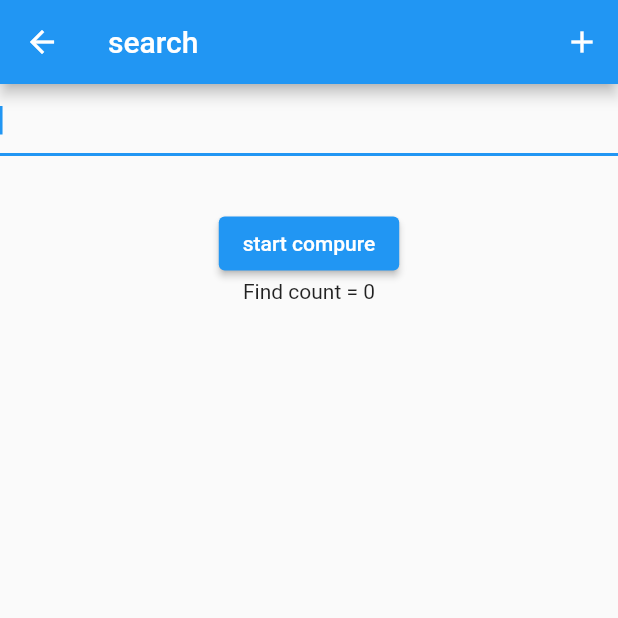
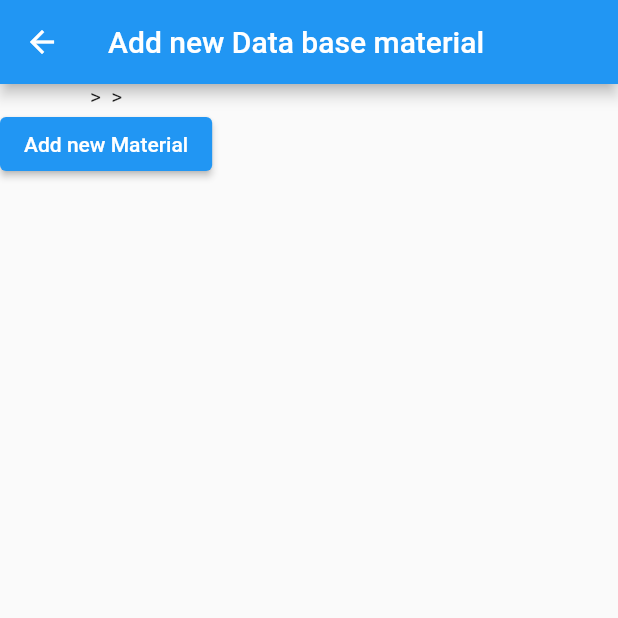
Before and after one commit to a-dev-mobile/Materials, a Flutter app: the SearchPage screen opened by its route, after a tap on the "add" icon, on a phone screen of 412 x 824 dp, the top half of it. Run offline on Flutter 3.47's test engine with Material 2 defaults, Android fonts, the phone set to English and light mode, and no system bars; our stand-ins replace cloud_firestore, firebase_core, firebase_database, firebase_remote_config, get, logger and 1 more; accounts and stored records are empty; generated files the repository leaves out were written again.

Commit message:
add new page

```diff
--- a/lib/pages/1_2_search/view/search_page.dart
+++ b/lib/pages/1_2_search/view/search_page.dart
@@ -18,7 +18,13 @@ class SearchPage extends StatelessWidget {
     return Scaffold(
       appBar: AppBar(
         title: const Text('search'),
-        actions: [IconButton(onPressed: () {}, icon: const Icon(Icons.add))],
+        actions: [
+          IconButton(
+              onPressed: () {
+                Get.toNamed(Routes.add);
+              },
+              icon: const Icon(Icons.add))
+        ],
       ),
       body: Column(
         children: [
--- /dev/null
+++ b/lib/pages/1_3_add/controller/add_c.dart
@@ -0,0 +1,19 @@
+import 'package:cloud_firestore/cloud_firestore.dart';
+import 'package:get/get.dart';
+import 'package:materials/utils/logger.dart';
+
+class AddController extends GetxController {
+  static AddController get to => Get.find();
+  CollectionReference _addMaterialRef =
+      FirebaseFirestore.instance.collection('add_material');
+
+  Future<void> addMaterialToBase({String name = '', String desc = ''}) async {
+    _addMaterialRef
+        .add({
+          'name': name,
+          'desc': desc,
+        })
+        .then((value) => logger.w('add material'))
+        .catchError((error) => logger.e("Failed to add : $error"));
+  }
+}
--- /dev/null
+++ b/lib/pages/1_3_add/models/add_model.dart
@@ -0,0 +1,6 @@
+class AddModel {
+  final String name;
+  final String desc;
+
+  AddModel({required this.name, required this.desc});
+}
--- /dev/null
+++ b/lib/pages/1_3_add/view/add_p.dart
@@ -0,0 +1,30 @@
+import 'package:flutter/material.dart';
+import 'package:materials/pages/1_3_add/controller/add_c.dart';
+import 'package:materials/pages/4_all_info/controller/info_controller.dart';
+import 'package:materials/services/app_global_serv.dart';
+
+late AppGlobalServ sGlob = AppGlobalServ.to;
+late AddController c = AddController.to;
+
+class AddPage extends StatelessWidget {
+  const AddPage({Key? key}) : super(key: key);
+
+  @override
+  Widget build(BuildContext context) {
+    return Scaffold(
+        appBar: AppBar(
+          title: Text('Add new Data base material'),
+        ),
+        body: Column(
+          children: [
+            Text(
+                '${sGlob.nameClass} > ${sGlob.nameSubMaterial} > ${sGlob.nameMaterial}'),
+            ElevatedButton(
+                onPressed: () {
+                  c.addMaterialToBase(name: '45', desc: 'asd');
+                },
+                child: Text('Add new Material'))
+          ],
+        ));
+  }
+}
--- a/lib/pages/2_material_sub_classes/view/material_sub_classes_page.dart
+++ b/lib/pages/2_material_sub_classes/view/material_sub_classes_page.dart
@@ -43,6 +43,8 @@ class MaterialSubClassesPage extends StatelessWidget {
 
                         onTap: () {
                                s.idSubClass =  modelList[index].idSubClass;
+                               s.idClass =  modelList[index].idClass;
+                               s.nameSubMaterial =  modelList[index].nameSubClass;
                           Get.toNamed(Routes.names);
                         },
                       );
--- /dev/null
+++ b/lib/pages/4_all_info/controller/edit_c.dart
@@ -0,0 +1,7 @@
+import 'package:get/get.dart';
+
+class EditController extends GetxController {
+  static EditController get to => Get.find();
+
+
+}
--- /dev/null
+++ b/lib/pages/5_edit/controller/edit_c.dart
@@ -0,0 +1,7 @@
+import 'package:get/get.dart';
+
+class EditController extends GetxController {
+  static EditController get to => Get.find();
+
+
+}
--- a/lib/routes/app_page.dart
+++ b/lib/routes/app_page.dart
@@ -4,14 +4,18 @@ import 'package:materials/pages/1_1_material_classes/controller/classes_c.dart';
 import 'package:materials/pages/1_1_material_classes/view/classes_p.dart';
 import 'package:materials/pages/1_2_search/controller/search_controller.dart';
 import 'package:materials/pages/1_2_search/view/search_page.dart';
+import 'package:materials/pages/1_3_add/controller/add_c.dart';
+import 'package:materials/pages/1_3_add/view/add_p.dart';
 import 'package:materials/pages/2_material_sub_classes/controller/material_sub_classes_controller.dart';
 import 'package:materials/pages/2_material_sub_classes/view/material_sub_classes_page.dart';
 import 'package:materials/pages/3_names/controller/names_c.dart';
 import 'package:materials/pages/3_names/view/names_page.dart';
 import 'package:materials/pages/4_all_info/controller/all_info_controller.dart';
 import 'package:materials/pages/4_all_info/controller/chem_c.dart';
+import 'package:materials/pages/4_all_info/controller/edit_c.dart';
 import 'package:materials/pages/4_all_info/controller/info_controller.dart';
 import 'package:materials/pages/4_all_info/view/all_info_p.dart';
+import 'package:materials/pages/5_edit/view/edit_p.dart';
 
 
 abstract class Routes {
@@ -20,6 +24,8 @@ abstract class Routes {
   static const subClasses = '/subClasses';
   static const names = '/names';
   static const allInfo = '/allInfo';
+  static const edit = '/edit';
+  static const add = '/add';
 }
 
 class AppPage {
@@ -57,5 +63,18 @@ class AppPage {
           Get.put<InfoController>(InfoController());
           Get.put<ChemController>(ChemController());
         })),
+          GetPage(
+        name: Routes.edit,
+        page: () => const EditPage(),
+        binding: BindingsBuilder(() {
+          Get.put<EditController>(EditController());
+
+        })),     GetPage(
+        name: Routes.add,
+        page: () => const AddPage(),
+        binding: BindingsBuilder(() {
+          Get.put<AddController>(AddController());
+
+        })),
   ];
 }
--- a/pubspec.yaml
+++ b/pubspec.yaml
@@ -21,6 +21,7 @@ dependencies:
 
   firebase_core: ^1.7.0
   firebase_database: ^8.0.0
+  cloud_firestore: ^2.5.4
   firebase_remote_config: ^0.11.0+1
   get: ^4.3.8
   logger: ^1.1.0
```
Also changed, not shown: lib/pages/4_all_info/controller/chem_c.dart (+13 -0 lines), lib/pages/4_all_info/view/chem_w.dart (+7 -0 lines), lib/pages/4_all_info/view/info_w.dart (+17 -2 lines), lib/pages/5_edit/view/edit_p.dart (added, +25 -0 lines), pubspec.lock.
